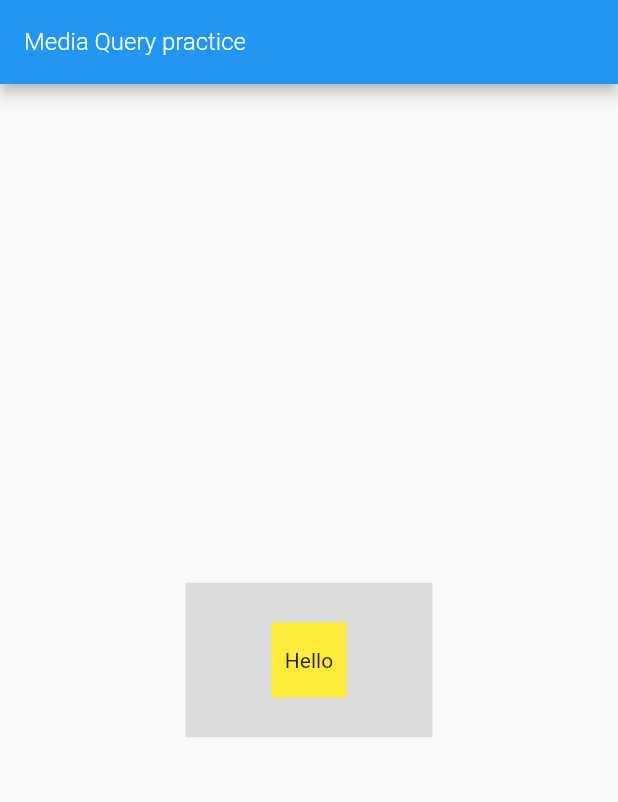
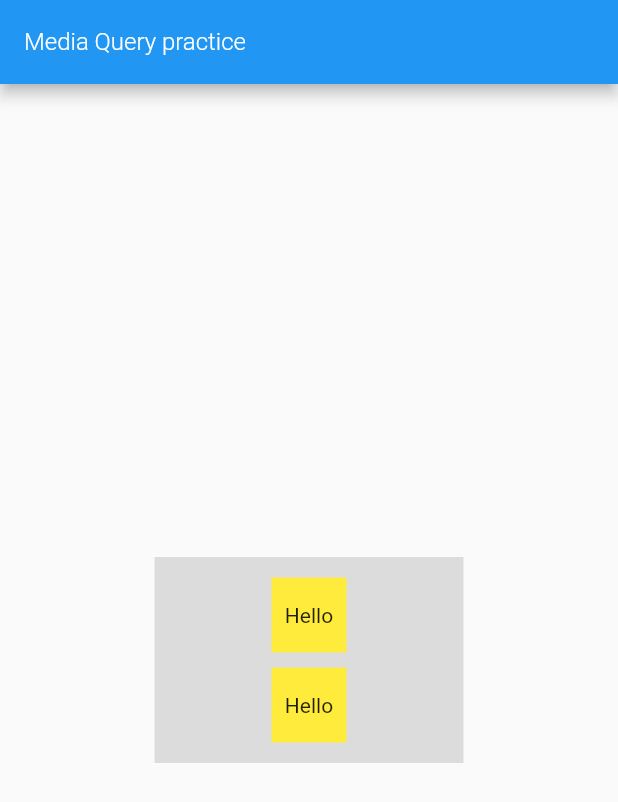
Before and after one commit to EusufUddin8926/mediaQuery-flutter, a Flutter app: the screen it shows after launch, on a phone screen of 412 x 824 dp. Shown: the top 802 px of the screen. Run offline on Flutter 3.47's test engine with Material 2 defaults, Android fonts, the phone set to English and light mode, and no system bars.

Commit message:
SingleChildScrollView add

```diff
--- a/lib/main.dart
+++ b/lib/main.dart
@@ -24,15 +24,12 @@ class MyApp extends StatelessWidget {
                 )),
           ),
           body: Center(
+            child: SingleChildScrollView(
+              scrollDirection: Axis.vertical,
               child: Container(
-              width: MediaQuery
-                  .of(context)
-                  .size
-                  .height / 5,
-              height: MediaQuery
-                  .of(context)
-                  .size
-                  .width / 4,
+
+                width: MediaQuery.of(context).size.height / 4,
+                height: MediaQuery.of(context).size.width / 3,
                 decoration: BoxDecoration(color: Colors.black12),
                 child: Column(
                   mainAxisAlignment: MainAxisAlignment.center,
@@ -46,8 +43,20 @@ class MyApp extends StatelessWidget {
                           child: Text("Hello"),
                         ),
                       ),
-                  )
+                    ),
+                    SizedBox(height: 10),
+                    Center(
+                      child: Container(
+                        width: 50,
+                        height: 50,
+                        color: Colors.yellow,
+                        child: Center(
+                          child: Text("Hello"),
+                        ),
+                      ),
+                    ),
                   ],
+                ),
               ),
             ),
           ),
```
Lines whose indentation alone changed are shown as unchanged.
